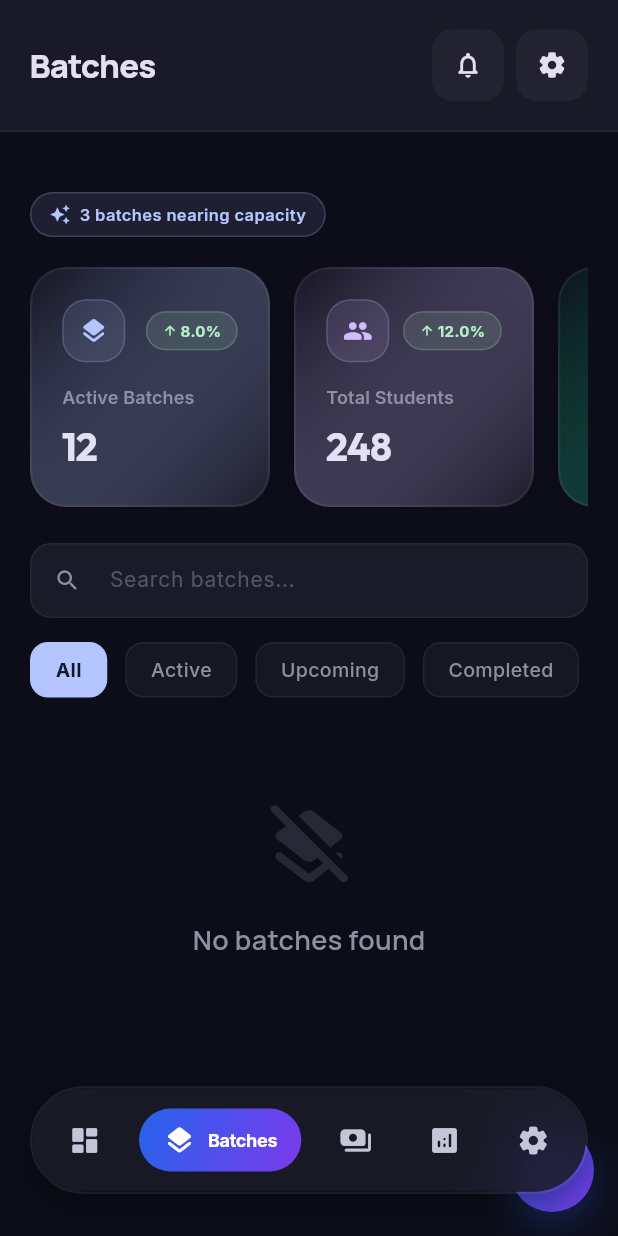
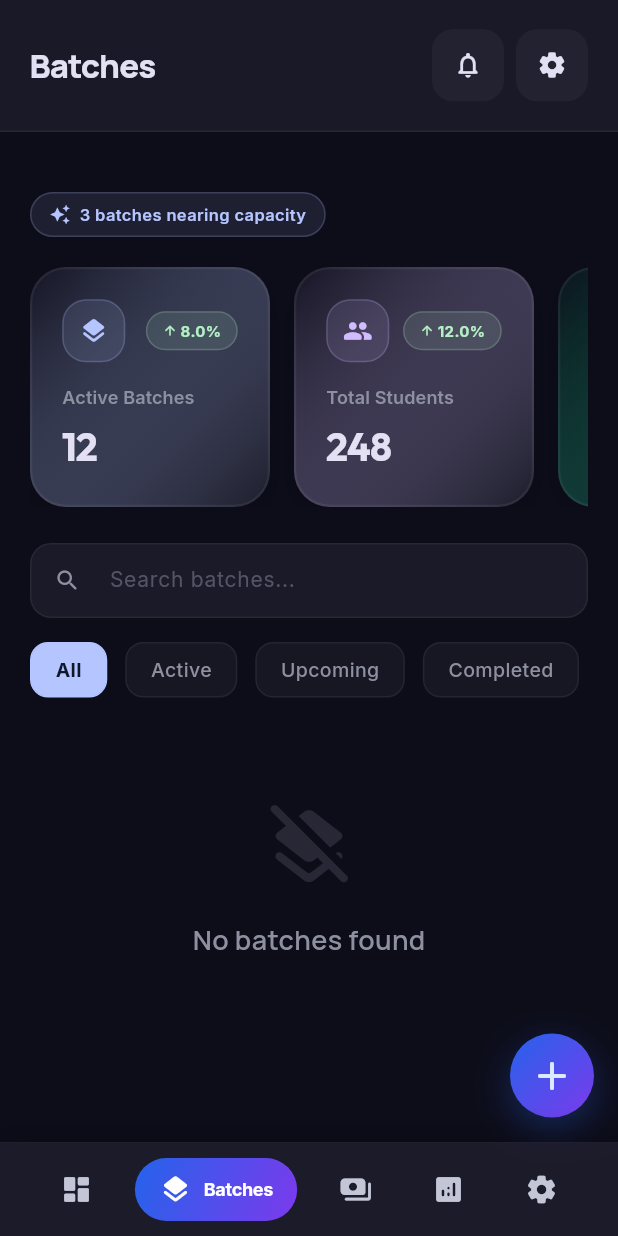
Before and after one commit to asjad219/feesync, a Flutter app: the BatchListScreen screen opened by its route, on a phone screen of 412 x 824 dp. Run offline on Flutter 3.47's test engine with Material 3 defaults, Android fonts, the phone set to English and light mode, and no system bars; our stand-ins replace fl_chart, flutter_riverpod, go_router, google_fonts, pdf, share_plus and 1 more; accounts and stored records are empty.

Commit message:
fix batches

```diff
--- a/feesync_mobile/lib/core/widgets/custom_widgets.dart
+++ b/feesync_mobile/lib/core/widgets/custom_widgets.dart
@@ -26,9 +26,9 @@ class StatusBadge extends StatelessWidget {
     return Container(
       padding: const EdgeInsets.symmetric(horizontal: 12, vertical: 4),
       decoration: BoxDecoration(
-        color: statusColor.withOpacity(0.1),
+        color: statusColor.withValues(alpha: 0.1),
         borderRadius: BorderRadius.circular(99),
-        border: Border.all(color: statusColor.withOpacity(0.2)),
+        border: Border.all(color: statusColor.withValues(alpha: 0.2)),
       ),
       child: Text(
         status,
--- a/feesync_mobile/lib/core/widgets/glass/glow_container.dart
+++ b/feesync_mobile/lib/core/widgets/glass/glow_container.dart
@@ -27,7 +27,7 @@ class GlowContainer extends StatelessWidget {
         borderRadius: radius,
         boxShadow: [
           BoxShadow(
-            color: glowColor.withOpacity(0.2),
+            color: glowColor.withValues(alpha: 0.2),
             spreadRadius: spreadRadius,
             blurRadius: blurRadius,
             offset: const Offset(0, 0),
--- a/feesync_mobile/lib/screens/auth/login_screen.dart
+++ b/feesync_mobile/lib/screens/auth/login_screen.dart
@@ -115,7 +115,7 @@ class _LoginScreenState extends ConsumerState<LoginScreen> {
               icon: Icon(_obscurePassword ? Icons.visibility_outlined : Icons.visibility_off_outlined, size: 20, color: AppColors.textTertiary),
               onPressed: () => setState(() => _obscurePassword = !_obscurePassword)
             ) : null,
-            fillColor: AppColors.surfaceContainer.withOpacity(0.5),
+            fillColor: AppColors.surfaceContainer.withValues(alpha: 0.5),
           ),
         ),
       ]
@@ -129,7 +129,7 @@ class _LoginScreenState extends ConsumerState<LoginScreen> {
       decoration: BoxDecoration(
         gradient: AppGradients.primary,
         borderRadius: BorderRadius.circular(24),
-        boxShadow: [BoxShadow(color: AppColors.primaryContainer.withOpacity(0.3), blurRadius: 20, offset: const Offset(0, 8))]
+        boxShadow: [BoxShadow(color: AppColors.primaryContainer.withValues(alpha: 0.3), blurRadius: 20, offset: const Offset(0, 8))]
       ),
       child: ElevatedButton(
         onPressed: _isLoading ? null : _login,
--- a/feesync_mobile/lib/screens/auth/splash_screen.dart
+++ b/feesync_mobile/lib/screens/auth/splash_screen.dart
@@ -53,7 +53,7 @@ class _SplashScreenState extends State<SplashScreen> with SingleTickerProviderSt
               Container(
                 width: 100,
                 height: 100,
-                decoration: BoxDecoration(gradient: AppGradients.primary, borderRadius: BorderRadius.circular(28), boxShadow: [BoxShadow(color: AppColors.primaryContainer.withOpacity(0.3), blurRadius: 40, offset: const Offset(0, 20))]),
+                decoration: BoxDecoration(gradient: AppGradients.primary, borderRadius: BorderRadius.circular(28), boxShadow: [BoxShadow(color: AppColors.primaryContainer.withValues(alpha: 0.3), blurRadius: 40, offset: const Offset(0, 20))]),
                 child: const Icon(Icons.sync_rounded, size: 56, color: Colors.white),
               ),
               const SizedBox(height: 32),
--- a/feesync_mobile/lib/screens/batches/batch_list_screen.dart
+++ b/feesync_mobile/lib/screens/batches/batch_list_screen.dart
@@ -35,7 +35,7 @@ class BatchListScreen extends ConsumerWidget {
         child: SingleChildScrollView(
           physics: const AlwaysScrollableScrollPhysics(),
           child: Padding(
-            padding: const EdgeInsets.fromLTRB(20, 128, 20, 120),
+            padding: const EdgeInsets.fromLTRB(20, 128, 20, 32),
             child: Column(
               crossAxisAlignment: CrossAxisAlignment.start,
               children: [
--- a/feesync_mobile/lib/screens/dashboard/dashboard_screen.dart
+++ b/feesync_mobile/lib/screens/dashboard/dashboard_screen.dart
@@ -49,7 +49,7 @@ class DashboardScreen extends ConsumerWidget {
         child: SingleChildScrollView(
           physics: const AlwaysScrollableScrollPhysics(),
           child: Padding(
-            padding: const EdgeInsets.fromLTRB(24, 128, 24, 120),
+            padding: const EdgeInsets.fromLTRB(24, 128, 24, 32),
             child: Column(
               crossAxisAlignment: CrossAxisAlignment.start,
               children: [
--- a/feesync_mobile/lib/screens/fees/fees_screen.dart
+++ b/feesync_mobile/lib/screens/fees/fees_screen.dart
@@ -125,9 +125,9 @@ class _FeeItemCard extends StatelessWidget {
     return Container(
       padding: const EdgeInsets.all(16),
       decoration: BoxDecoration(
-        color: AppColors.surfaceContainer.withOpacity(0.5),
+        color: AppColors.surfaceContainer.withValues(alpha: 0.5),
         borderRadius: BorderRadius.circular(20),
-        border: Border.all(color: Colors.white.withOpacity(0.05)),
+        border: Border.all(color: Colors.white.withValues(alpha: 0.05)),
       ),
       child: Row(
         children: [
--- a/feesync_mobile/lib/screens/payments/payment_list_screen.dart
+++ b/feesync_mobile/lib/screens/payments/payment_list_screen.dart
@@ -70,7 +70,7 @@ class _PaymentListScreenState extends ConsumerState<PaymentListScreen> {
             if (widget.studentId == null) _buildStatsSection(),
             _buildFiltersSection(),
             _buildPaymentsList(filteredAsync),
-            const SliverToBoxAdapter(child: SizedBox(height: 120)),
+            const SliverToBoxAdapter(child: SizedBox(height: 24)),
           ],
         ),
         floatingActionButton: _buildFAB(),
--- a/feesync_mobile/lib/screens/payments/record_payment_screen.dart
+++ b/feesync_mobile/lib/screens/payments/record_payment_screen.dart
@@ -254,7 +254,7 @@ class _RecordPaymentScreenState extends ConsumerState<RecordPaymentScreen> {
         title: Text('Record Payment', style: GoogleFonts.manrope(fontWeight: FontWeight.w800)),
       ),
       body: SingleChildScrollView(
-        padding: const EdgeInsets.fromLTRB(24, 16, 24, 120),
+        padding: const EdgeInsets.fromLTRB(24, 16, 24, 32),
         child: Form(
           key: _formKey,
           child: Column(
--- a/feesync_mobile/lib/screens/reports/reports_screen.dart
+++ b/feesync_mobile/lib/screens/reports/reports_screen.dart
@@ -52,7 +52,7 @@ class ReportsScreen extends ConsumerWidget {
     String currencySymbol,
   ) {
     return SingleChildScrollView(
-      padding: const EdgeInsets.fromLTRB(24, 16, 24, 120),
+      padding: const EdgeInsets.fromLTRB(24, 16, 24, 32),
       child: Column(
         crossAxisAlignment: CrossAxisAlignment.start,
         children: [
--- a/feesync_mobile/lib/screens/settings/settings_screen.dart
+++ b/feesync_mobile/lib/screens/settings/settings_screen.dart
@@ -51,7 +51,7 @@ class _SettingsScreenState extends ConsumerState<SettingsScreen> {
         centerTitle: false,
       ),
       body: SingleChildScrollView(
-        padding: const EdgeInsets.fromLTRB(20, 0, 20, 120),
+        padding: const EdgeInsets.fromLTRB(20, 0, 20, 32),
         child: Column(
           crossAxisAlignment: CrossAxisAlignment.start,
           children: [
--- a/feesync_mobile/lib/screens/shell/main_shell.dart
+++ b/feesync_mobile/lib/screens/shell/main_shell.dart
@@ -14,7 +14,8 @@ class MainShell extends StatelessWidget {
     final selectedIndex = _calculateSelectedIndex(context);
 
     return Scaffold(
-      extendBody: true,
+      extendBody: false,
+      backgroundColor: AppColors.darkBg,
       body: child,
       bottomNavigationBar: _StyledBottomNav(
         selectedIndex: selectedIndex,
@@ -66,39 +67,42 @@ class _StyledBottomNav extends StatelessWidget {
   @override
   Widget build(BuildContext context) {
     final bool isDark = AppColors.isDarkMode;
-    final shadowColor = isDark
-        ? Colors.black.withValues(alpha: 0.4)
-        : Colors.black.withValues(alpha: 0.06);
     final borderColor = isDark
         ? Colors.white.withValues(alpha: 0.08)
         : Colors.black.withValues(alpha: 0.06);
     final bg = isDark
-        ? AppColors.surfaceContainer.withValues(alpha: 0.75)
-        : Colors.white.withValues(alpha: 0.85);
+        ? AppColors.surfaceContainer.withValues(alpha: 0.85)
+        : Colors.white.withValues(alpha: 0.9);
+    final shadowColor = isDark
+        ? Colors.black.withValues(alpha: 0.2)
+        : Colors.black.withValues(alpha: 0.03);
+
+    final bottomPadding = MediaQuery.of(context).padding.bottom;
 
     return Container(
-      margin: const EdgeInsets.fromLTRB(20, 0, 20, 28),
-      height: 72,
       decoration: BoxDecoration(
-        borderRadius: BorderRadius.circular(100),
-        border: Border.all(color: borderColor, width: 1.5),
+        color: Colors.transparent,
         boxShadow: [
           BoxShadow(
             color: shadowColor,
-            blurRadius: 24,
-            offset: const Offset(0, 8),
+            blurRadius: 16,
+            offset: const Offset(0, -4),
           ),
         ],
       ),
-      child: ClipRRect(
-        borderRadius: BorderRadius.circular(100),
+      child: ClipRect(
         child: BackdropFilter(
           filter: ImageFilter.blur(sigmaX: 20, sigmaY: 20),
           child: Container(
             color: bg,
-            padding: const EdgeInsets.symmetric(horizontal: 12),
+            padding: EdgeInsets.fromLTRB(12, 10, 12, 10 + bottomPadding),
+            decoration: BoxDecoration(
+              border: Border(
+                top: BorderSide(color: borderColor, width: 1.0),
+              ),
+            ),
             child: Row(
-              mainAxisAlignment: MainAxisAlignment.spaceBetween,
+              mainAxisAlignment: MainAxisAlignment.spaceEvenly,
               children: [
                 _NavItem(
                   icon: Icons.dashboard_rounded,
--- a/feesync_mobile/lib/screens/students/add_edit_student_screen.dart
+++ b/feesync_mobile/lib/screens/students/add_edit_student_screen.dart
@@ -178,7 +178,7 @@ class _AddEditStudentScreenState extends ConsumerState<AddEditStudentScreen> {
         ],
       ),
       body: SingleChildScrollView(
-        padding: const EdgeInsets.fromLTRB(24, 16, 24, 120),
+        padding: const EdgeInsets.fromLTRB(24, 16, 24, 32),
         child: Form(
           key: _formKey,
           child: Column(
@@ -340,7 +340,7 @@ class _AddEditStudentScreenState extends ConsumerState<AddEditStudentScreen> {
             child: DropdownButtonHideUnderline(
               child: DropdownButton<String>(
                 value: _selectedBatchId,
-                hint: Text('Select Batch', style: TextStyle(color: textTertiaryColor.withOpacity(0.5), fontSize: 14)),
+                hint: Text('Select Batch', style: TextStyle(color: textTertiaryColor.withValues(alpha: 0.5), fontSize: 14)),
                 isExpanded: true,
                 dropdownColor: dropdownBgColor,
                 icon: Icon(Icons.arrow_drop_down_rounded, color: textTertiaryColor),
--- a/feesync_mobile/lib/screens/students/student_details_screen.dart
+++ b/feesync_mobile/lib/screens/students/student_details_screen.dart
@@ -57,7 +57,7 @@ class StudentDetailsScreen extends ConsumerWidget {
               ref.invalidate(studentBatchesProvider(studentId));
             },
             child: SingleChildScrollView(
-              padding: const EdgeInsets.fromLTRB(24, 16, 24, 120),
+              padding: const EdgeInsets.fromLTRB(24, 16, 24, 32),
               physics: const AlwaysScrollableScrollPhysics(),
               child: Column(
                 crossAxisAlignment: CrossAxisAlignment.start,
--- a/feesync_mobile/lib/screens/students/student_list_screen.dart
+++ b/feesync_mobile/lib/screens/students/student_list_screen.dart
@@ -90,7 +90,7 @@ class _StudentListScreenState extends ConsumerState<StudentListScreen> {
               decoration: InputDecoration(
                 hintText: 'Search students...',
                 prefixIcon: Icon(Icons.search_rounded, color: AppColors.textTertiary),
-                fillColor: AppColors.surfaceContainer.withOpacity(0.5),
+                fillColor: AppColors.surfaceContainer.withValues(alpha: 0.5),
                 suffixIcon: _searchController.text.isNotEmpty
                     ? IconButton(
                         icon: Icon(Icons.close_rounded, color: AppColors.textTertiary),
@@ -178,7 +178,7 @@ class _EmptyState extends StatelessWidget {
         children: [
           Container(
             padding: const EdgeInsets.all(32),
-            decoration: BoxDecoration(color: AppColors.surfaceContainer.withOpacity(0.5), shape: BoxShape.circle),
+            decoration: BoxDecoration(color: AppColors.surfaceContainer.withValues(alpha: 0.5), shape: BoxShape.circle),
             child: Icon(Icons.group_off_rounded, size: 64, color: AppColors.textTertiary),
           ),
           const SizedBox(height: 24),
```
Also changed, not shown: feesync_mobile/lib/core/theme/app_theme.dart (+5 -5 lines), feesync_mobile/lib/core/utils/receipt_service.dart (+4 -5 lines), feesync_mobile/lib/core/widgets/glass/kpi_card.dart (+5 -5 lines), feesync_mobile/lib/screens/batches/batch_detail_screen.dart (+22 -22 lines), feesync_mobile/lib/screens/notifications/notifications_screen.dart (+7 -7 lines).
